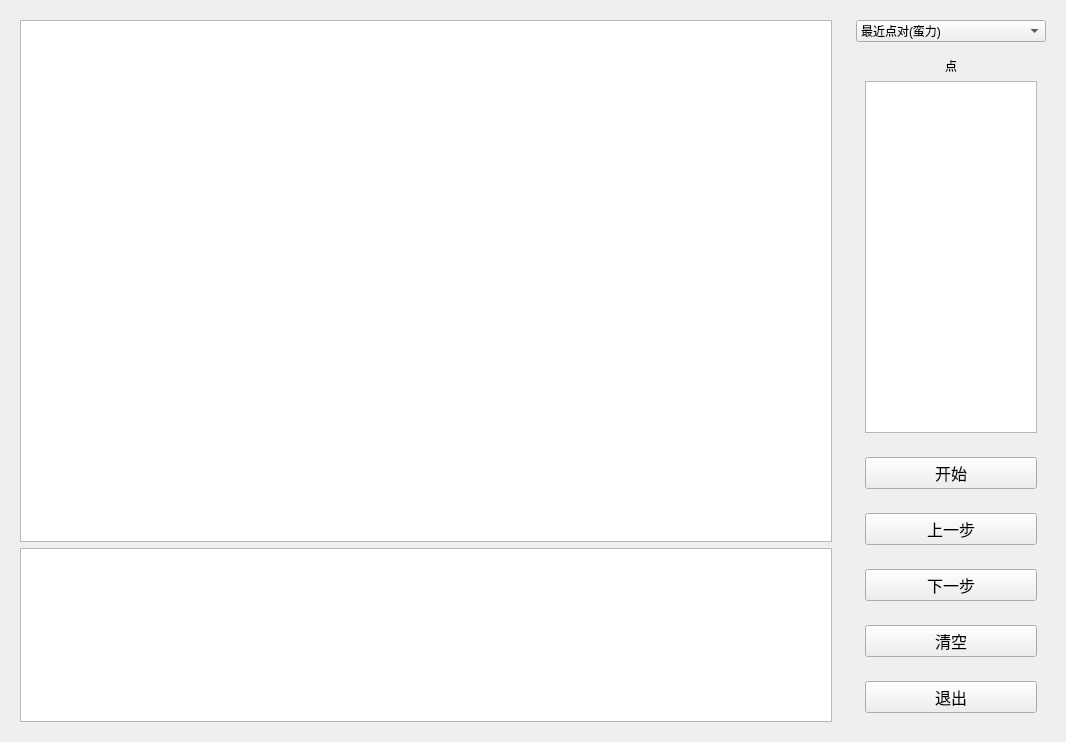
Above: ui/ui.ui from 0zero000zero0/GZU_algorithm_final_tasks before the change. Below: the same form after it.
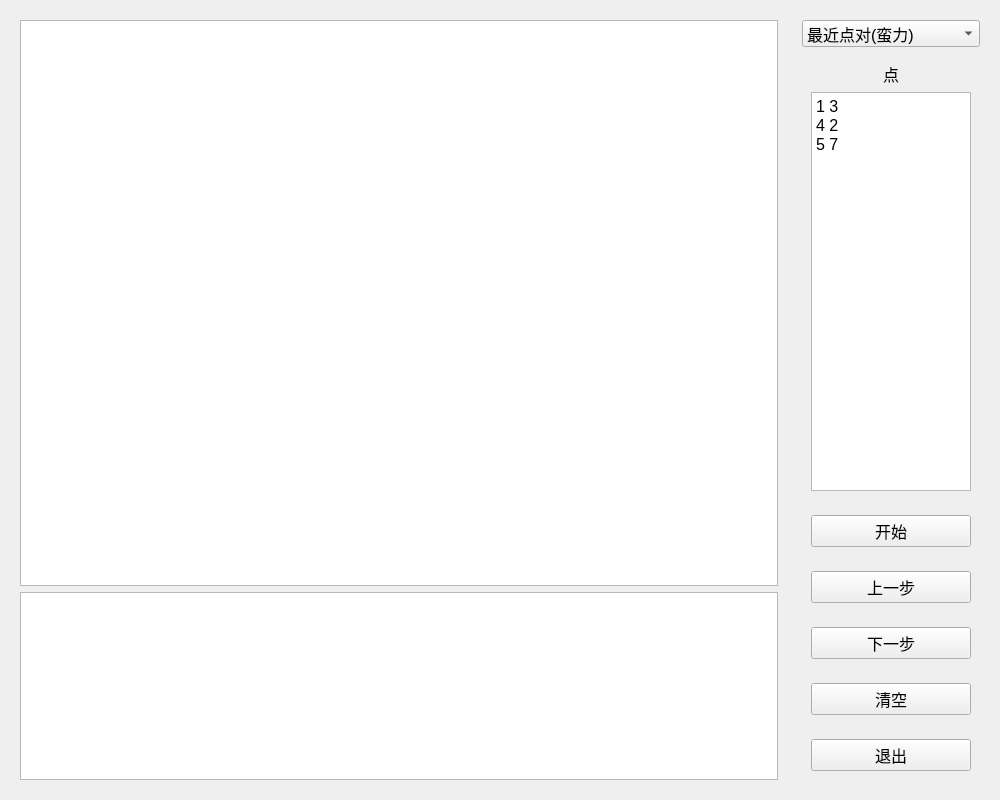
That is the form after the change.

The edit to the form file:
```diff
--- a/ui/ui.ui
+++ b/ui/ui.ui
@@ -6,10 +6,15 @@
    <rect>
     <x>0</x>
     <y>0</y>
-    <width>1066</width>
-    <height>742</height>
+    <width>1000</width>
+    <height>800</height>
    </rect>
   </property>
+  <property name="font">
+   <font>
+    <pointsize>12</pointsize>
+   </font>
+  </property>
   <property name="windowTitle">
    <string>Form</string>
   </property>
@@ -91,14 +96,16 @@
           <widget class="QPlainTextEdit" name="plainTextEdit">
            <property name="font">
             <font>
-             <pointsize>10</pointsize>
+             <pointsize>12</pointsize>
             </font>
            </property>
            <property name="lineWrapMode">
             <enum>QPlainTextEdit::WidgetWidth</enum>
            </property>
            <property name="plainText">
-            <string/>
+            <string>1 3
+4 2
+5 7</string>
            </property>
            <property name="placeholderText">
             <string extracomment="使用空格隔开坐标 使用换行隔开点">使用空格隔开坐标 使用换行隔开点 </string>
```
